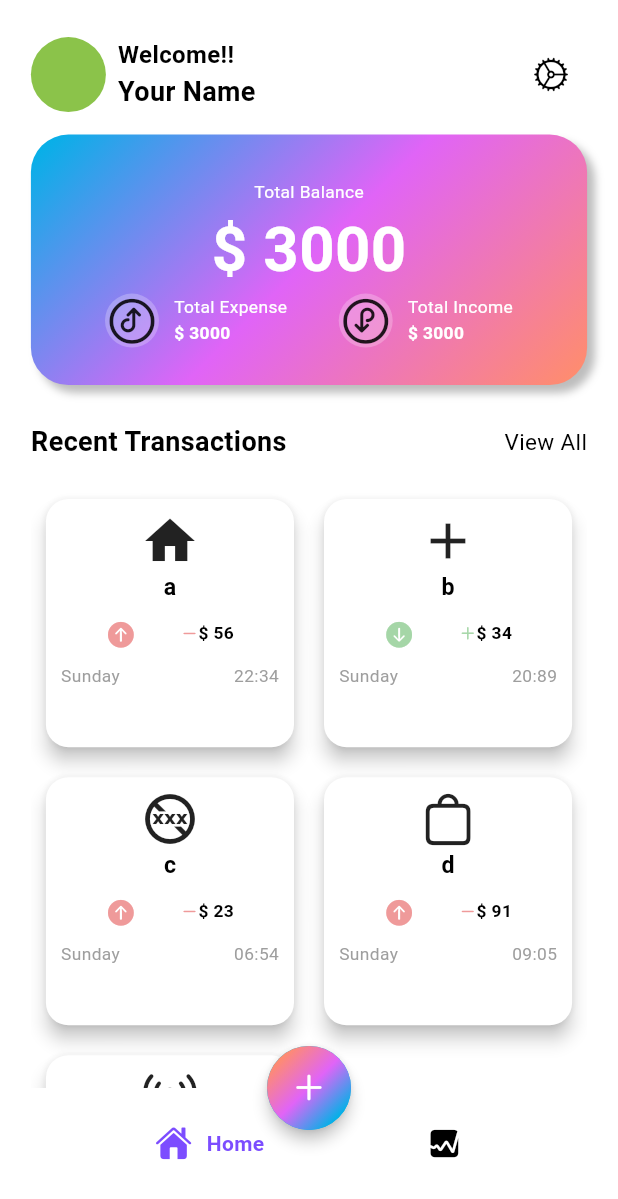
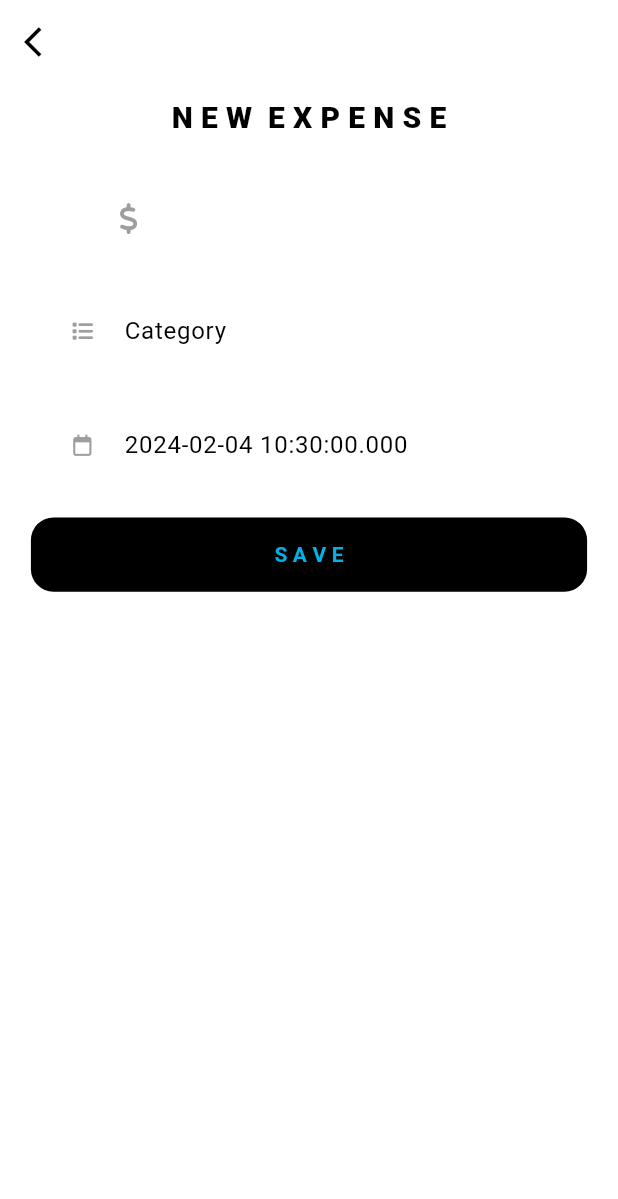
Before and after one commit to prit-007/Flutter_Expense_Tracker, a Flutter app: the screen it shows after launch, after a tap on an icon or button, on a phone screen of 412 x 824 dp. Shown: the top 1199 px of the screen. Run offline on Flutter 3.47's test engine with Material 3 defaults, Android fonts, the phone set to English and light mode, and no system bars; drawn by our look-alikes of google_nav_bar; our stand-ins replace fl_chart, font_awesome_flutter.

Commit message:
Added AllExpense, Expense,AddExpense
The Card is redesigned and added some pages like AllExpenses Page
Particular Expense Page
And a Page where Expense can be added

```diff
--- a/lib/componants/my_card.dart
+++ b/lib/componants/my_card.dart
@@ -1,86 +1,91 @@
 import 'package:flutter/cupertino.dart';
 import 'package:flutter/material.dart';
 import '../data/expenses.dart';
-import '../data/size_var.dart';
+import '../data/responsive_util.dart';
+import '../screens/expensePage/views/expense_page.dart';
 
-class MyCard extends StatelessWidget {
-  var index;
+class MyCustomCard extends StatelessWidget {
+  final int index;
 
-  MyCard({super.key, required this.index});
+  MyCustomCard({Key? key, required this.index}) : super(key: key);
 
   @override
   Widget build(BuildContext context) {
     var normalFont = ResponsiveUtil.getNormalFont(context);
-    var titleFont = ResponsiveUtil.getTitleFont(context);
     var subTitleFont = ResponsiveUtil.getSubTitleFont(context);
-    var mediaWidth = ResponsiveUtil.getWidth(context);
+    var iconSize = ResponsiveUtil.getIconSize(context);
 
-    return Card(
-      elevation: 5,
-      shape: RoundedRectangleBorder(
+    return InkWell(
+      onTap: () {
+        // Navigate to ExpensePage when the card is tapped
+        Navigator.push(
+          context,
+          MaterialPageRoute(
+            builder: (context) => ExpensePage(expense: expenses[index]),
+          ),
+        );
+      },
+      child: Container(
+        margin: ResponsiveUtil.getMargin(context),
+        decoration: BoxDecoration(
           borderRadius: BorderRadius.circular(15),
+          boxShadow: [
+            BoxShadow(
+              color: Colors.grey.withOpacity(0.5),
+              spreadRadius: 1,
+              blurRadius: 4,
+              offset: Offset(0, 3),
             ),
-      child: Container(
-        padding: EdgeInsets.symmetric(vertical: 8, horizontal: 10),
-        width: mediaWidth * 0.4, // Adjust width percentage as needed
+          ],
+          color: Colors.white,
+        ),
+        child: Padding(
+          padding: EdgeInsets.all(ResponsiveUtil.getWidth(context) * 0.01),
           child: Column(
+            mainAxisAlignment: MainAxisAlignment.spaceEvenly,
+            crossAxisAlignment: CrossAxisAlignment.center,
             children: [
-            Flexible(
-              child: Icon(
+              Icon(
                 expenses[index]['icon'],
-                size: 40,
+                size: iconSize,
+                color: Colors.blue,
               ),
-            ),
-            SizedBox(height: 10.0),
-            Flexible(
-              child: Text(
+              SizedBox(height: 8),
+              Text(
                 expenses[index]['name'],
                 style: TextStyle(
                   fontSize: subTitleFont,
                   fontWeight: FontWeight.bold,
                 ),
+                maxLines: null,
+                overflow: TextOverflow.ellipsis,
+                textAlign: TextAlign.center,
               ),
-            ),
-            SizedBox(height: 10.0),
-            Flexible(
-              child: Row(
-                mainAxisAlignment: MainAxisAlignment.spaceEvenly,
+              SizedBox(height: 5),
+              Row(
+                mainAxisAlignment: MainAxisAlignment.center,
                 children: [
                   Icon(
                     expenses[index]['type'] == 'e'
                         ? CupertinoIcons.arrow_up_circle_fill
                         : CupertinoIcons.arrow_down_circle_fill,
-                    size: 20,
+                    size: subTitleFont,
                     color: expenses[index]['type'] == 'e'
                         ? Colors.red.shade200
                         : Colors.green.shade200,
                   ),
-                  Row(
-                    children: [
-                      Icon(
-                        (expenses[index]['type'] == 'e'
-                            ? CupertinoIcons.minus
-                            : CupertinoIcons.add),
-                        size: normalFont,
-                        color: expenses[index]['type'] == 'e'
-                            ? Colors.red.shade200
-                            : Colors.green.shade200,
-                      ),
+                  SizedBox(width: 5),
                   Text(
                     "\$ " + expenses[index]['amount'],
                     style: TextStyle(
-                          fontSize: normalFont,
+                      fontSize: subTitleFont,
                       fontWeight: FontWeight.bold,
                     ),
                   ),
                 ],
-                  )
-                ],
               ),
-            ),
-            SizedBox(height: 10.0),
-            Flexible(
-              child: Row(
+              SizedBox(height: 5),
+              Row(
                 mainAxisAlignment: MainAxisAlignment.spaceBetween,
                 children: [
                   Text(
@@ -99,8 +104,8 @@ class MyCard extends StatelessWidget {
                   ),
                 ],
               ),
+            ],
           ),
-          ],
         ),
       ),
     );
--- a/lib/data/expenses.dart
+++ b/lib/data/expenses.dart
@@ -2,9 +2,11 @@ import 'package:flutter/cupertino.dart';
 import 'package:flutter/material.dart';
 
 List<Map<dynamic, dynamic>> expenses = [
-  {"name": "a", "amount": "56", "time": "22:34","day":"Sunday", "category": "", "icon": Icons.home, "type":"e"},
-  {"name": "b", "amount": "34", "time": "20:89","day":"Sunday", "category": "", "icon": Icons.add,"type":"i"},
-  {"name": "c", "amount": "23", "time": "06:54","day":"Sunday", "category": "", "icon": Icons.no_adult_content,"type":"e"},
-  {"name": "d", "amount": "91", "time": "09:05","day":"Sunday", "category": "", "icon": CupertinoIcons.bag,"type":"e"},
-  {"name": "e", "amount": "6000", "time": "09:05","day":"Sunday", "category": "", "icon": CupertinoIcons.antenna_radiowaves_left_right,"type":"i"},
+  {"name": "astalavista", "amount": "560", "time": "22:34","day":"Sunday", "category": "k", "icon": Icons.home, "type":"e"},
+  {"name": "bsdfgghghlkhjgfad", "amount": "340", "time": "20:89","day":"Sunday", "category": "k", "icon": Icons.add,"type":"i"},
+  {"name": "c", "amount": "230", "time": "06:54","day":"Sunday", "category": "o", "icon": Icons.no_adult_content,"type":"e"},
+  {"name": "d", "amount": "910", "time": "09:05","day":"Sunday", "category": "o", "icon": CupertinoIcons.bag,"type":"e"},
+  {"name": "f", "amount": "6959", "time": "09:05","day":"Sunday", "category": "l", "icon": CupertinoIcons.arrow_up_bin_fill,"type":"i"},
+  {"name": "e", "amount": "6000", "time": "09:05","day":"Sunday", "category": "p", "icon": CupertinoIcons.antenna_radiowaves_left_right,"type":"i"},
+  {"name": "f", "amount": "695", "time": "09:05","day":"Sunday", "category": "l", "icon": CupertinoIcons.heart,"type":"e"},
 ];
--- /dev/null
+++ b/lib/data/responsive_util.dart
@@ -0,0 +1,71 @@
+
+import 'package:flutter/widgets.dart';
+
+class ResponsiveUtil {
+  static double _baseFontSize = 12.0;
+  static double _baseIconSize = 50.0;
+
+  static double getNormalFont(BuildContext context) {
+    var media = MediaQuery.of(context);
+    var scaledFontSize = _baseFontSize * media.textScaler.scale(0.9);
+    return scaledFontSize.clamp(10.0, 15.0); // Set min and max limits
+  }
+
+  static double getPageTitleFont(BuildContext context) {
+    var media = MediaQuery.of(context);
+    return 20.0 * media.textScaler.scale(1.0); // Invoke the scale function
+  }
+
+  static double getSubTitleFont(BuildContext context) {
+    var media = MediaQuery.of(context);
+    return 14.0 * media.textScaler.scale(1.0);
+  }
+
+  static double getHeadingTitleFont(BuildContext context) {
+    var media = MediaQuery.of(context);
+    return 40.0 * media.textScaler.scale(1.0);
+  }
+
+  static double getHeadingSubtitleFont(BuildContext context) {
+    var media = MediaQuery.of(context);
+    return 13.0 * media.textScaler.scale(1.0);
+  }
+
+  static double getIconSize(BuildContext context) {
+    var media = MediaQuery.of(context);
+    var scaledIconSize = _baseIconSize * media.size.width / 400; // Adjust as needed
+    return scaledIconSize.clamp(30.0, 60.0); // Set min and max limits
+  }
+
+  static double getWidth(BuildContext context) {
+    var media = MediaQuery.of(context).size;
+    return media.width;
+  }
+
+  static double getHeight(BuildContext context) {
+    var media = MediaQuery.of(context).size;
+    return media.height;
+  }
+
+  static EdgeInsets getPadding(BuildContext context) {
+    var media = MediaQuery.of(context).size;
+    var responsivePadding = EdgeInsets.symmetric(
+      horizontal: media.width * 0.05,
+      vertical: media.height * 0.03,
+    );
+    return responsivePadding;
+  }
+
+  static EdgeInsets getMargin(BuildContext context) {
+    var media = MediaQuery.of(context).size;
+    var responsiveMargin = EdgeInsets.all(media.width * 0.03);
+    return responsiveMargin;
+  }
+
+  static TextStyle getNormalFontStyle(BuildContext context) {
+    return TextStyle(
+      fontSize: getNormalFont(context),
+      fontWeight: FontWeight.bold,
+    );
+  }
+}
--- a/lib/data/size_var.dart
+++ /dev/null
@@ -1,50 +0,0 @@
-import 'package:flutter/widgets.dart';
-
-class ResponsiveUtil {
-  static double getNormalFont(BuildContext context) {
-    var media = MediaQuery.of(context).size;
-    return 9 * (media.height + media.width) / (60 * 16); // Adjusted for slightly smaller normal font
-  }
-
-  static double getTitleFont(BuildContext context) {
-    var media = MediaQuery.of(context).size;
-    return 9 * (media.height + media.width) / (10 * 27); // Increased for much larger title font
-  }
-
-  static double getSubTitleFont(BuildContext context) {
-    var media = MediaQuery.of(context).size;
-    return 9 * (media.height + media.width) / (45 * 16);
-  }
-
-  static double getWidth(BuildContext context) {
-    var media = MediaQuery.of(context).size;
-    return media.width;
-  }
-
-  static double getHeight(BuildContext context) {
-    var media = MediaQuery.of(context).size;
-    return media.height; // Changed to use height for vertical adjustments
-  }
-
-  static EdgeInsets getPadding(BuildContext context) {
-    var media = MediaQuery.of(context).size;
-    var responsivePadding = EdgeInsets.symmetric(
-      horizontal: media.width * 0.05, // Increased horizontal padding
-      vertical: media.height * 0.03,  // Increased vertical padding
-    );
-    return responsivePadding;
-  }
-
-  static EdgeInsets getMargin(BuildContext context) {
-    var media = MediaQuery.of(context).size;
-    var responsiveMargin = EdgeInsets.all(media.width * 0.03); // Increased margin
-    return responsiveMargin;
-  }
-
-  static TextStyle getNormalFontStyle(BuildContext context){
-    return TextStyle(
-      fontSize: getNormalFont(context),
-      fontWeight: FontWeight.bold,
-    );
-  }
-}
--- a/lib/main.dart
+++ b/lib/main.dart
@@ -1,7 +1,9 @@
+import 'package:expense_tracker/screens/analytics/views/analytics_page.dart';
 import 'package:expense_tracker/screens/home/views/home.dart';
+import 'package:expense_tracker/screens/newExpense/views/new_expense.dart';
 import 'package:flutter/material.dart';
 
-import 'data/size_var.dart';
+import 'data/responsive_util.dart';
 
 void main() {
   runApp(const MyApp());
@@ -28,10 +30,7 @@ class MyApp extends StatelessWidget {
           useMaterial3: true,
         ),
         home: Scaffold(
-          body: Padding(
-            padding: ResponsiveUtil.getPadding(context),
-            child: HomePage(),
-          ),
+          body: HomePage(),
         ),
       ),
     );
--- a/lib/screens/home/views/home.dart
+++ b/lib/screens/home/views/home.dart
@@ -5,6 +5,9 @@ import 'package:expense_tracker/screens/home/views/home_body.dart';
 import 'package:flutter/cupertino.dart';
 import 'package:flutter/material.dart';
 import 'package:google_nav_bar/google_nav_bar.dart';
+
+import '../../../data/responsive_util.dart';
+import '../../newExpense/views/new_expense.dart';
 
 class HomePage extends StatefulWidget {
   const HomePage({super.key});
@@ -19,7 +22,9 @@ class _HomePageState extends State<HomePage> {
 
   @override
   Widget build(BuildContext context) {
-    return Scaffold(
+    return Padding(
+      padding: EdgeInsets.fromLTRB(20, 20, 20, 0),
+      child: Scaffold(
         body: pages[selectedPage],
         bottomNavigationBar: Container(
           decoration: BoxDecoration(
@@ -55,7 +60,14 @@ class _HomePageState extends State<HomePage> {
         ),
         floatingActionButtonLocation: FloatingActionButtonLocation.centerDocked,
         floatingActionButton: FloatingActionButton(
-        onPressed: () {},
+          onPressed: () {
+            Navigator.push(
+              context,
+              MaterialPageRoute(
+                builder: (context) => NewExpensePage(),
+              ),
+            );
+          },
           elevation: 4,
           shape: CircleBorder(),
           hoverColor: Colors.deepPurpleAccent,
@@ -76,6 +88,7 @@ class _HomePageState extends State<HomePage> {
             child: Icon(CupertinoIcons.add),
           ),
         ),
+      ),
     );
   }
 }
--- a/lib/screens/home/views/home_body.dart
+++ b/lib/screens/home/views/home_body.dart
@@ -6,7 +6,8 @@ import 'package:expense_tracker/screens/home/views/home_app_bar.dart';
 import 'package:flutter/cupertino.dart';
 import 'package:flutter/material.dart';
 
-import '../../../data/size_var.dart';
+import '../../../data/responsive_util.dart';
+import '../../all_expenses/views/all_expenses.dart';
 
 class HomeBody extends StatelessWidget {
   const HomeBody({super.key});
@@ -14,8 +15,10 @@ class HomeBody extends StatelessWidget {
   @override
   Widget build(BuildContext context) {
     var normalFont = ResponsiveUtil.getNormalFont(context);
-    var titleFont = ResponsiveUtil.getTitleFont(context);
+    var titleFont = ResponsiveUtil.getPageTitleFont(context);
     var subTitleFont = ResponsiveUtil.getSubTitleFont(context);
+    var headingTitleFont = ResponsiveUtil.getHeadingTitleFont(context);
+    var headingSubtitleFont = ResponsiveUtil.getHeadingSubtitleFont(context);
     return Column(
       children: [
         HomeAppBar(),
@@ -23,6 +26,7 @@ class HomeBody extends StatelessWidget {
           height: 15,
         ),
         Container(
+          height: ResponsiveUtil.getHeight(context)/3,
           decoration: BoxDecoration(
               borderRadius: BorderRadius.circular(25),
               gradient: LinearGradient(
@@ -40,8 +44,7 @@ class HomeBody extends StatelessWidget {
                     offset: Offset(5, 5))
               ]),
           child: Padding(
-            padding:
-                const EdgeInsets.symmetric(horizontal: 15.0, vertical: 10),
+            padding: const EdgeInsets.symmetric(horizontal: 15.0, vertical: 10),
             child: Column(
               mainAxisAlignment: MainAxisAlignment.spaceBetween,
               children: [
@@ -54,14 +57,14 @@ class HomeBody extends StatelessWidget {
                         style: TextStyle(
                             color: Colors.white,
                             fontWeight: FontWeight.w400,
-                            fontSize: normalFont),
+                            fontSize: headingSubtitleFont),
                       ),
                       Text(
                         "\$ 3000",
                         style: TextStyle(
                             color: Colors.white,
                             fontWeight: FontWeight.bold,
-                            fontSize: titleFont),
+                            fontSize: headingTitleFont),
                       )
                     ],
                   ),
@@ -99,14 +102,14 @@ class HomeBody extends StatelessWidget {
                                     style: TextStyle(
                                         color: Colors.white,
                                         fontWeight: FontWeight.w400,
-                                        fontSize: normalFont),
+                                        fontSize: headingSubtitleFont),
                                   ),
                                   Text(
                                     "\$ 3000",
                                     style: TextStyle(
                                         color: Colors.white,
                                         fontWeight: FontWeight.bold,
-                                        fontSize: normalFont),
+                                        fontSize: titleFont),
                                   )
                                 ],
                               )
@@ -142,14 +145,15 @@ class HomeBody extends StatelessWidget {
                                     style: TextStyle(
                                         color: Colors.white,
                                         fontWeight: FontWeight.w400,
-                                        fontSize: normalFont),
+                                        fontSize: headingSubtitleFont),
                                   ),
                                   Text(
                                     "\$ 3000",
                                     style: TextStyle(
-                                        color: Colors.white,
-                                        fontWeight: FontWeight.bold,
-                                        fontSize: normalFont),
+                                      color: Colors.white,
+                                      fontWeight: FontWeight.bold,
+                                      fontSize: titleFont,
+                                    ),
                                   )
                                 ],
                               )
@@ -179,12 +183,12 @@ class HomeBody extends StatelessWidget {
             ),
             GestureDetector(
               onTap: () {
-                print(":::View All:::");
+                Navigator.push(context, MaterialPageRoute(builder: (context)=>AllExpenses()));
               },
               child: Text(
                 "View All",
                 style: TextStyle(
-                    fontSize: 15,
+                    fontSize: subTitleFont,
                     color: Theme.of(context).colorScheme.outline,
                     fontWeight: FontWeight.w400),
               ),
@@ -196,16 +200,20 @@ class HomeBody extends StatelessWidget {
         ),
         Expanded(
           child: GridView.builder(
-              itemCount: expenses.length,
-              gridDelegate: SliverGridDelegateWithFixedCrossAxisCount(
-                  crossAxisCount: 2),
-              itemBuilder: (context, index) {
-                return Padding(
-                  padding: const EdgeInsets.all(6.0),
-                  child: MyCard(index: index),
-                );
-              }),
-        )
+            itemCount: 6,
+            gridDelegate: SliverGridDelegateWithFixedCrossAxisCount(
+              crossAxisCount: MediaQuery.of(context).orientation ==
+                  Orientation.portrait
+                  ? 2
+                  : 3, // Adjust the cross axis count for portrait and landscape
+              crossAxisSpacing: 2,
+              mainAxisSpacing: 2,
+            ),
+            itemBuilder: (context, index) {
+              return MyCustomCard(index: expenses.length-index-1);
+            },
+          ),
+        ),
       ],
     );
   }
--- /dev/null
+++ b/lib/screens/newExpense/views/new_expense.dart
@@ -0,0 +1,157 @@
+import 'package:expense_tracker/data/responsive_util.dart';
+import 'package:flutter/material.dart';
+import 'package:font_awesome_flutter/font_awesome_flutter.dart';
+
+class NewExpensePage extends StatefulWidget {
+  NewExpensePage({super.key});
+
+  @override
+  State<NewExpensePage> createState() => _NewExpensePageState();
+}
+
+class _NewExpensePageState extends State<NewExpensePage> {
+  TextEditingController amountController = TextEditingController();
+  TextEditingController dateController = TextEditingController();
+  TextEditingController categoryController = TextEditingController();
+
+  @override
+  void initState() {
+    dateController.text = DateTime.now().toString();
+    super.initState();
+  }
+
+  @override
+  Widget build(BuildContext context) {
+    return Scaffold(
+      appBar: AppBar(
+        elevation: 0,
+        leading: IconButton(
+          icon: Icon(Icons.arrow_back_ios),
+          onPressed: () {
+            Navigator.pop(context);
+          },
+        ),
+      ),
+      body: Column(
+        crossAxisAlignment: CrossAxisAlignment.center,
+        children: [
+          Padding(
+            padding: const EdgeInsets.all(8.0),
+            child: Center(
+              child: Text(
+                "N E W  E X P E N S E",
+                style: TextStyle(
+                    fontSize: ResponsiveUtil.getPageTitleFont(context),
+                    fontWeight: FontWeight.w900),
+              ),
+            ),
+          ),
+          SizedBox(
+            height: 16,
+          ),
+          SizedBox(
+            width: ResponsiveUtil.getWidth(context) * 0.7,
+            child: TextFormField(
+              controller: amountController,
+              textAlignVertical: TextAlignVertical.center,
+              decoration: InputDecoration(
+                filled: true,
+                fillColor: Colors.white,
+                prefixIcon: Icon(
+                  FontAwesomeIcons.dollarSign,
+                  color: Colors.grey,
+                  size: ResponsiveUtil.getPageTitleFont(context),
+                ),
+                border: OutlineInputBorder(
+                    borderRadius: BorderRadius.circular(32),
+                    borderSide: BorderSide.none),
+              ),
+            ),
+          ),
+          SizedBox(
+            height: 20,
+          ),
+          SizedBox(
+            width: ResponsiveUtil.getWidth(context) * 0.85,
+            child: TextFormField(
+              controller: categoryController,
+              textAlignVertical: TextAlignVertical.center,
+              decoration: InputDecoration(
+                filled: true,
+                fillColor: Colors.white,
+                prefixIcon: Icon(
+                  FontAwesomeIcons.list,
+                  size: ResponsiveUtil.getSubTitleFont(context),
+                  color: Colors.grey,
+                ),
+                hintText: "Category",
+                border: OutlineInputBorder(
+                  borderRadius: BorderRadius.circular(32),
+                  borderSide: BorderSide.none,
+                ),
+              ),
+            ),
+          ),
+          SizedBox(
+            height: 20,
+          ),
+          SizedBox(
+            width: ResponsiveUtil.getWidth(context) * 0.85,
+            child: TextFormField(
+              controller: dateController,
+              onTap: () {
+                showDatePicker(
+                  context: context,
+                  initialDate: DateTime.now(),
+                  firstDate: DateTime.now(),
+                  lastDate: DateTime.now().add(
+                    Duration(days: 365),
+                  ),
+                );
+              },
+              readOnly: true,
+              textAlignVertical: TextAlignVertical.center,
+              decoration: InputDecoration(
+                filled: true,
+                fillColor: Colors.white,
+                prefixIcon: Icon(
+                  FontAwesomeIcons.calendar,
+                  size: ResponsiveUtil.getSubTitleFont(context),
+                  color: Colors.grey,
+                ),
+                hintText: "Date",
+                border: OutlineInputBorder(
+                  borderRadius: BorderRadius.circular(32),
+                  borderSide: BorderSide.none,
+                ),
+              ),
+            ),
+          ),
+          SizedBox(
+            height: 20,
+          ),
+          SizedBox(
+            width: ResponsiveUtil.getWidth(context) * .9,
+            height: ResponsiveUtil.getHeight(context) * .06,
+            child: TextButton(
+              style: TextButton.styleFrom(
+                  backgroundColor: Colors.black,
+                  shape: RoundedRectangleBorder(
+                      borderRadius: BorderRadius.circular(15))),
+              onPressed: () {
+                print("object");
+              },
+              child: Text(
+                "S A V E",
+                style: TextStyle(
+                  fontSize: ResponsiveUtil.getSubTitleFont(context),
+                  fontWeight: FontWeight.bold,
+                ),
+              ),
+            ),
+          )
+        ],
+      ),
+    );
+  }
+}
--- a/pubspec.yaml
+++ b/pubspec.yaml
@@ -30,8 +30,9 @@ environment:
 dependencies:
   flutter:
     sdk: flutter
+  fl_chart: ^0.66.1
   google_nav_bar: ^5.0.6
-  fl_chart: ^0.66.1
+  font_awesome_flutter: ^10.7.0
 
 
   # The following adds the Cupertino Icons font to your application.
```
Also changed, not shown: lib/screens/all_expenses/views/all_expenses.dart (added, +46 -0 lines), lib/screens/analytics/views/analytics_page.dart (+19 -13 lines), lib/screens/analytics/views/my_cahrt.dart (deleted, +0 -15 lines), lib/screens/analytics/views/my_chart.dart (added, +80 -0 lines), lib/screens/expensePage/views/expense_page.dart (added, +25 -0 lines), pubspec.lock. Lines whose indentation alone changed are shown as unchanged.
